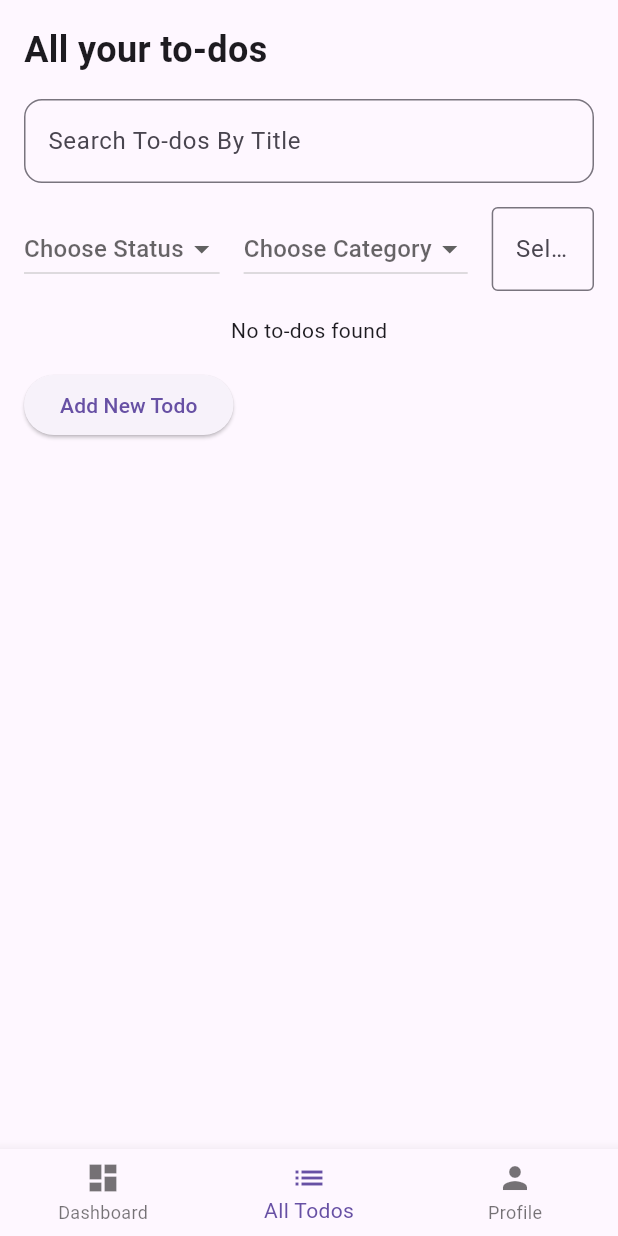
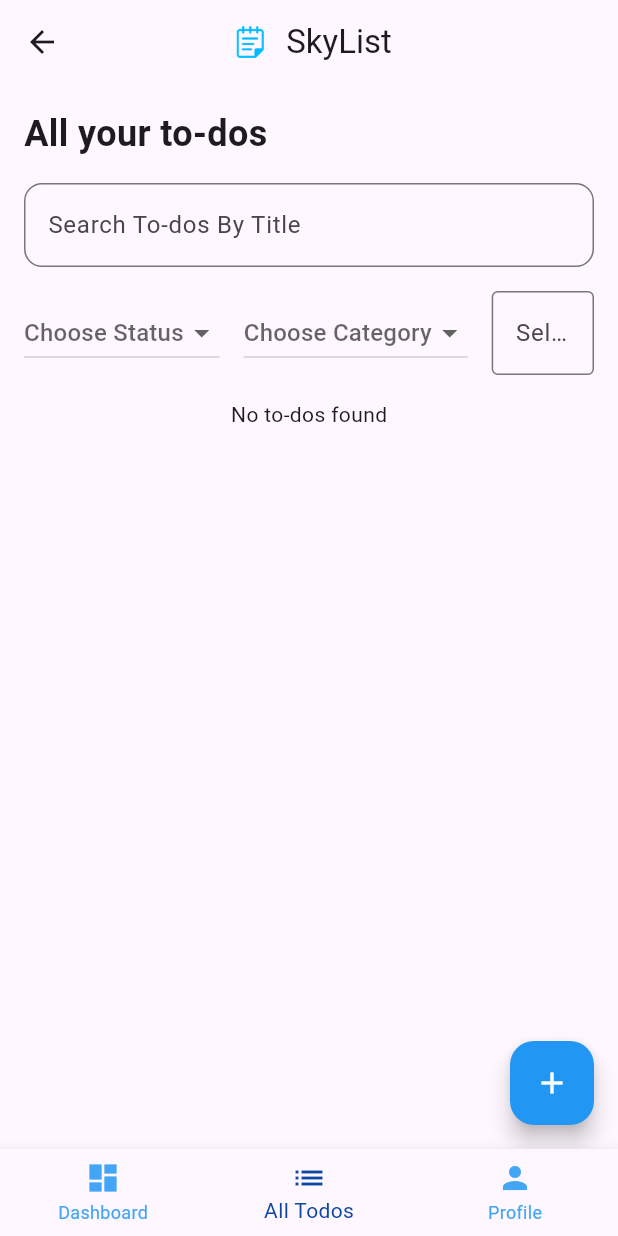
Before and after one commit to fxsym/skylist-mobile, a Flutter app: the MainLayout screen opened by its route, item 2 of the bottom bar chosen, on a phone screen of 412 x 824 dp. Run offline on Flutter 3.47's test engine with Material 3 defaults, Android fonts, the phone set to English and light mode, and no system bars; our stand-ins replace device_info_plus, shared_preferences; accounts and stored records are empty.

Commit message:
Update design UI

```diff
--- a/lib/screens/add_todo_screen.dart
+++ b/lib/screens/add_todo_screen.dart
@@ -82,7 +82,6 @@
     return Scaffold(
       appBar: AppBar(
         title: Text('Create new to-do'),
-        backgroundColor: Colors.blue[400],
         leading: IconButton(
           icon: Icon(Icons.arrow_back),
           onPressed: () => Navigator.of(context).pop(),
@@ -180,6 +179,7 @@
                 onPressed: handleSubmit,
                 child: Text('Create'),
                 style: ElevatedButton.styleFrom(
+                  foregroundColor: Colors.white,
                   backgroundColor:
                       Colors
                           .blue[400], // Use backgroundColor instead of primary
--- a/lib/screens/all_todos_screen.dart
+++ b/lib/screens/all_todos_screen.dart
@@ -160,15 +160,23 @@
               TodoListWidget(todos: filteredTodos),
 
             // ---------- ADD BUTTON ----------
-            const SizedBox(height: 16),
-            ElevatedButton(
-              onPressed: () {
-                Navigator.pushNamed(context, '/add-todo');
-              },
-              child: const Text('Add New Todo'),
-            ),
+            // const SizedBox(height: 16),
+            // ElevatedButton(
+            //   onPressed: () {
+            //     Navigator.pushNamed(context, '/add-todo');
+            //   },
+            //   child: const Text('Add New Todo'),
+            // ),
           ],
         ),
+      ),
+      floatingActionButton: FloatingActionButton(
+        onPressed: () {
+          Navigator.pushNamed(context, '/add-todo');
+        },
+        backgroundColor: Colors.blue,
+        foregroundColor: Colors.white,
+        child: const Icon(Icons.add),
       ),
     );
   }
--- a/lib/screens/edit_todo_screen.dart
+++ b/lib/screens/edit_todo_screen.dart
@@ -108,7 +108,6 @@
     return Scaffold(
       appBar: AppBar(
         title: Text('Edit to-do'),
-        backgroundColor: Colors.blue[400],
         leading: IconButton(
           icon: Icon(Icons.arrow_back),
           onPressed: () => Navigator.of(context).pop(),
@@ -203,6 +202,7 @@
                 child: Text('Update'),
                 style: ElevatedButton.styleFrom(
                   backgroundColor: Colors.blue[400],
+                  foregroundColor: Colors.white,
                   minimumSize: Size(double.infinity, 50),
                   shape: RoundedRectangleBorder(
                     borderRadius: BorderRadius.circular(10),
--- a/lib/screens/main_layout_screen.dart
+++ b/lib/screens/main_layout_screen.dart
@@ -28,23 +28,32 @@
   @override
   Widget build(BuildContext context) {
     return Scaffold(
+      appBar: AppBar(
+        centerTitle: true,
+        title: Row(
+          mainAxisAlignment: MainAxisAlignment.center,
+          mainAxisSize:
+              MainAxisSize.min, // penting agar tidak memenuhi lebar penuh
+          children: [
+            Image.asset('assets/images/SkyListLogo400.png', height: 32),
+            const SizedBox(width: 8),
+            const Text("SkyList"),
+          ],
+        ),
+      ),
       body: _screens[_selectedIndex],
       bottomNavigationBar: BottomNavigationBar(
         currentIndex: _selectedIndex,
         onTap: _onItemTapped,
+        selectedItemColor: Colors.blue[900], // warna ikon saat dipilih
+        unselectedItemColor: Colors.blue[400],
         items: const [
           BottomNavigationBarItem(
             icon: Icon(Icons.dashboard),
             label: 'Dashboard',
           ),
-          BottomNavigationBarItem(
-            icon: Icon(Icons.list),
-            label: 'All Todos',
-          ),
-          BottomNavigationBarItem(
-            icon: Icon(Icons.person),
-            label: 'Profile',
-          ),
+          BottomNavigationBarItem(icon: Icon(Icons.list), label: 'All Todos'),
+          BottomNavigationBarItem(icon: Icon(Icons.person), label: 'Profile'),
         ],
       ),
     );
```
Also changed, not shown: lib/screens/dashboard_screen.dart (+0 -22 lines), lib/screens/profile_screen.dart (+26 -5 lines), lib/screens/todo_screen.dart (+26 -15 lines).
